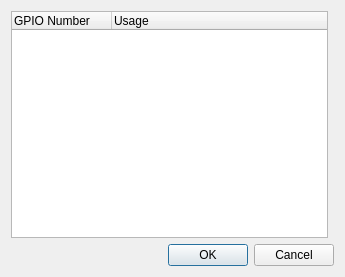
First picture: the form in plugins/gpio/gpioconfiguration.ui, repository mcallegari/qlcplus, before the edit.
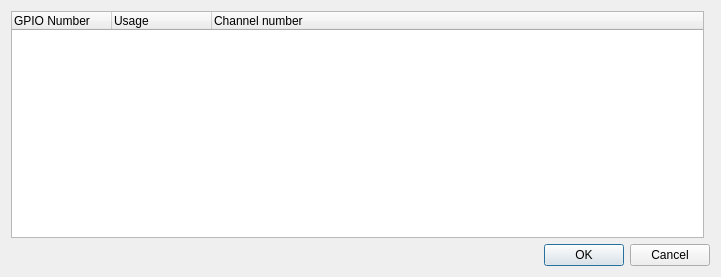
Second picture: the form after the edit.

The edit to the form file:
```diff
--- a/plugins/gpio/gpioconfiguration.ui
+++ b/plugins/gpio/gpioconfiguration.ui
@@ -25,7 +25,7 @@
    <rect>
     <x>0</x>
     <y>0</y>
-    <width>345</width>
+    <width>721</width>
     <height>277</height>
    </rect>
   </property>
@@ -52,6 +52,11 @@
        <string>Usage</string>
       </property>
      </column>
+     <column>
+      <property name="text">
+       <string>Channel number</string>
+      </property>
+     </column>
     </widget>
    </item>
   </layout>
```
Left out of the diff: 6 changed lines with no effect on the pictures.
